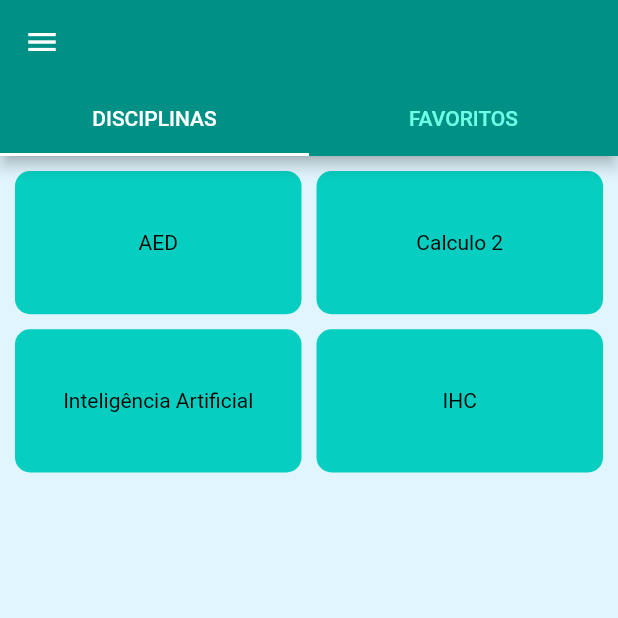
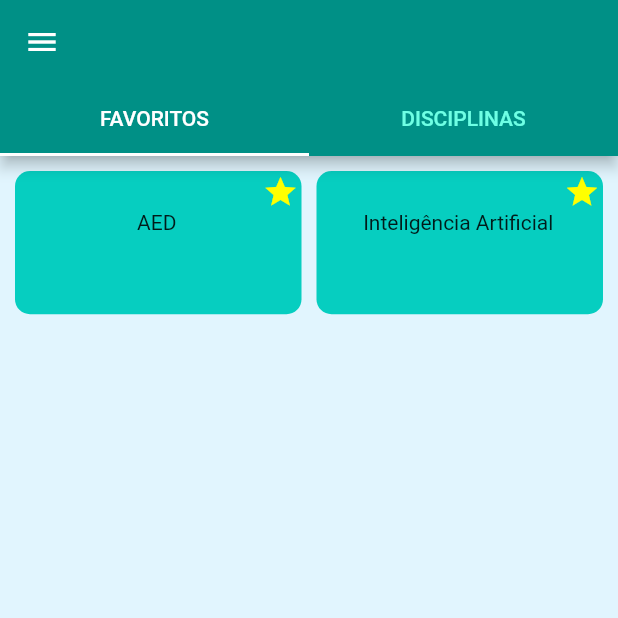
Before and after one commit to evertonrezende/app_monitoria, a Flutter app: the HomePage screen opened directly, in the side drawer, after a tap on "AED", on a phone screen of 412 x 824 dp, the top half of it. Run offline on Flutter 3.47's test engine with Material 2 defaults, Android fonts, the phone set to English and light mode, and no system bars.

Commit message:
fix - Refatorando o código de algumas páginas

```diff
--- a/lib/pages/home_page.dart
+++ b/lib/pages/home_page.dart
@@ -1,7 +1,6 @@
 import 'package:app_distribuida2/widgets/drawer_list.dart';
 import 'package:app_distribuida2/widgets/app_card_materia_favorito.dart';
 import 'package:app_distribuida2/widgets/app_card_materia.dart';
-//import 'package:app_distribuida2/utils/nav.dart';
 import 'package:flutter/material.dart';
 
 class HomePage extends StatelessWidget {
@@ -9,7 +8,6 @@ class HomePage extends StatelessWidget {
   Widget build(BuildContext context) {
     return DefaultTabController(
       length: 2,
-
       child: Scaffold(
         appBar: AppBar(
           //title: Text("Dashboard"),
@@ -22,73 +20,47 @@ class HomePage extends StatelessWidget {
           backgroundColor: Color(0XFF009086),
 
           bottom: TabBar(
-
-              unselectedLabelColor: Color(0XFF6EFFE4), //Cor do texto TabBar sem seleção
-              labelColor: const Color(0XFFFFFFFF), //Cor do texto TabBar com seleção
+              unselectedLabelColor:
+                  Color(0XFF6EFFE4), //Cor do texto TabBar sem seleção
+              labelColor:
+                  const Color(0XFFFFFFFF), //Cor do texto TabBar com seleção
               indicatorColor: Color(0XFFFFFFFF), // Cor da tab selecionada
 
               labelStyle: TextStyle(
                 color: Colors.white,
-
                 //fontWeight: FontWeight.w200,
               ),
               tabs: [
-              Tab(
-                text: "DISCIPLINAS",
-
-              ),
-              Tab(text: "FAVORITOS",),
+                Tab(text: "FAVORITOS"),
+                Tab(text: "DISCIPLINAS"),
               ]),
         ),
-
         drawer: DrawerList(
             // color: Colors.yellow,
 
             ),
-        body: TabBarView(
-          children: [
-          _body(),
-          _bodyFavoritos(
-
-          )
-        ]),
+        body: TabBarView(children: [_bodyFavoritos(), _body()]),
       ),
     );
   }
 
+  // Páginas das disciplinas
   _body() {
-
-        return Container (
-
-              child: Container(
-
-                 decoration: BoxDecoration(
-                 //color: Color(0XFFCEFFE4),
-                  color: Colors.lightBlue[50],
-                 //borderRadius: BorderRadius.circular(10)
-                 ),
-                 child: AppCardMaterias(),
-
-                 )
-
-               );
-
-  } // fim do método _body
-
-  _bodyFavoritos() {
-      return Container (
-
+    return Container(
         child: Container(
       decoration: BoxDecoration(
         color: Colors.lightBlue[50],
-                 //borderRadius: BorderRadius.circular(10)
       ),
-                 child: AppCardMateriasFavorito(),
-
-                 )
-
-               );
+      child: AppCardMaterias(),
+    ));
   }
 
-
+  // Página das disciplinas marcadas como favoritas
+  _bodyFavoritos() {
+    return Container(
+        child: Container(
+      decoration: BoxDecoration(color: Colors.lightBlue[50]),
+      child: AppCardMateriasFavorito(),
+    ));
   }
+}
--- a/lib/pages/login_api.dart
+++ b/lib/pages/login_api.dart
@@ -1,6 +1,4 @@
-
 import 'dart:convert';
-
 import 'package:app_distribuida2/pages/api_response.dart';
 import 'package:app_distribuida2/pages/usuario.dart';
 import 'package:http/http.dart' as http;
--- a/lib/widgets/app_card_materia.dart
+++ b/lib/widgets/app_card_materia.dart
@@ -1,111 +1,51 @@
 import 'package:flutter/material.dart';
 import 'package:app_distribuida2/utils/nav.dart';
 import 'package:app_distribuida2/pages/materias_page.dart';
+
 class AppCardMaterias extends StatelessWidget {
-
   @override
   Widget build(BuildContext context) {
-
     return GridView.count(
       primary: false,
       padding: const EdgeInsets.all(10),
       crossAxisSpacing: 10,
       mainAxisSpacing: 10,
       crossAxisCount: 2,
-        childAspectRatio: 2,  //(itemWidth / itemHeight),
+      childAspectRatio: 2,
+      children:  _getDisciplinas(context),
+    );
+  }
 
-        //color: Colors.lightBlue[50],
-        children: <Widget>[
+  // Lista todas as disciplinas
+  List<Widget> _getDisciplinas(context) {
+    const nomes = ['AED', 'Cálculo II', 'Inteligência Artificial', 'IHC'];
+    var disciplinas = new List<Widget>();
+
+    nomes.forEach((nome) => {
+      disciplinas.add(
         GestureDetector(
-          onTap: (){
-            print("Container clicked");
-            //_onClickNavigator(context);
-             push(context, MateriasPage());
+          onTap: () {
+            push(context, MateriasPage(nome));
           },
-          //onPressed: () => _onClickNavigator(context),
-          child: Container(
+          child:
+          Container(
             decoration: BoxDecoration(
               color: Color(0XFF06CEC0),
-
               borderRadius: BorderRadius.circular(10),
-
             ),
-
             padding: const EdgeInsets.all(8),
             child: new Text(
-              "AED",
+              nome,
               style: new TextStyle(
-              //fontSize: 20.0,
-              //fontWeight: FontWeight.w500,
                 color: Colors.black,
               ),
             ),
             alignment: Alignment.center,
+          ),
+        ))
+    });
 
-          ),
-          ),
-          Container(
-             decoration: BoxDecoration(
-              //color: Colors.lightBlue[200],
-              color: Color(0XFF06CEC0),
-              borderRadius: BorderRadius.circular(10)
-            ),
-            padding: const EdgeInsets.all(8),
-            child: new Text(
-              "Calculo 2",
-              style: new TextStyle(
-              //fontSize: 20.0,
-              //fontWeight: FontWeight.w500,
-              color: Colors.black,
-              ),
-              ),
-            alignment: Alignment.center,
-
-          ),
-          Container(
-             decoration: BoxDecoration(
-              //color: Colors.lightBlue[200],
-              color: Color(0XFF06CEC0),
-              borderRadius: BorderRadius.circular(10)
-            ),
-            padding: const EdgeInsets.all(8),
-            child: new Text(
-              "Inteligência Artificial",
-              style: new TextStyle(
-              //fontSize: 20.0,
-              //fontWeight: FontWeight.w500,
-              color: Colors.black,
-              ),
-             ),
-            alignment: Alignment.center,
-
-          ),
-           Container(
-             decoration: BoxDecoration(
-              //color: Colors.lightBlue[200],
-              color: Color(0XFF06CEC0),
-              borderRadius: BorderRadius.circular(10)
-            ),
-            padding: const EdgeInsets.all(8),
-            child: new Text(
-              "IHC",
-              style: new TextStyle(
-              //fontSize: 20.0,
-              //fontWeight: FontWeight.w500,
-              color: Colors.black,
-              ),
-              ),
-            alignment: Alignment.center,
-
-          ),
-
-        ],
-      );
+    return disciplinas;
   }
 
-  //void _onClickNavigator(BuildContext context, Widget page) async {
-    //String s = await push(context, page);
-   // print("Chamou pagina >> $s");
-  //}
-
 }
--- a/lib/widgets/app_card_materia_favorito.dart
+++ b/lib/widgets/app_card_materia_favorito.dart
@@ -1,33 +1,40 @@
 import 'package:flutter/material.dart';
+import 'package:app_distribuida2/utils/nav.dart';
+import 'package:app_distribuida2/pages/materias_page.dart';
 
 class AppCardMateriasFavorito extends StatelessWidget {
-
   @override
   Widget build(BuildContext context) {
-
     return GridView.count(
       primary: false,
       padding: const EdgeInsets.all(10),
       crossAxisSpacing: 10,
       mainAxisSpacing: 10,
       crossAxisCount: 2,
-        childAspectRatio: 2,  //(itemWidth / itemHeight),
+      childAspectRatio: 2,
+      children: _getDisciplinasFavorias(context),
+    );
+  }
 
-        //color: Colors.lightBlue[50],
-        children: <Widget>[
-          Container(
+  // Lista todas as disciplinas marcadas como favoritas
+  List<Widget> _getDisciplinasFavorias(context) {
+    const nomes = ['AED', 'Inteligência Artificial'];
+    var disciplinas = new List<Widget>();
+
+    nomes.forEach((nome) => {
+          disciplinas.add(GestureDetector(
+            onTap: () {
+              push(context, MateriasPage(nome));
+            },
+            child: Container(
               decoration: BoxDecoration(
-              //color: Colors.lightBlue[200],
                   color: Color(0XFF06CEC0),
-              borderRadius: BorderRadius.circular(10)
-            ),
-            //padding: const EdgeInsets.all(5),
-            padding: const EdgeInsets.only(top: 2, right: 2), //Container da disciplina favoritas
+                  borderRadius: BorderRadius.circular(10)),
+              padding: const EdgeInsets.only(top: 2, right: 2),
               child: Container(
                 child: Column(
                   children: <Widget>[
                     Container(
-                                 //padding: const EdgeInsets.only(bottom:1),
                       alignment: Alignment.topRight,
                       child: Icon(
                         Icons.star,
@@ -35,65 +42,23 @@ class AppCardMateriasFavorito extends StatelessWidget {
                       ),
                     ),
                     Container(
-                              padding: const EdgeInsets.only(bottom:8, left:5, right: 5),
+                      padding:
+                          const EdgeInsets.only(bottom: 8, left: 5, right: 5),
                       alignment: Alignment.center,
                       child: Text(
-                                'AED',
-                                 maxLines: 2, //limita o texto em duas linhas
+                        nome,
+                        maxLines: 2,
                         overflow: TextOverflow.ellipsis,
                         style: TextStyle(fontSize: 14),
                       ),
-
                     ),
-
                   ],
                 ),
-            //child: const Text("AED"),
-            ),
-           // alignment: Alignment.center,
-
-          ),
-         Container(
-            decoration: BoxDecoration(
-             // color: Colors.lightBlue[200],
-               color: Color(0XFF06CEC0),
-              borderRadius: BorderRadius.circular(10)
-            ),
-
-            padding: const EdgeInsets.only(top: 2, right: 2), //Container da disciplina favoritas
-            child: Container(
-              child: Column(
-                children: <Widget>[
-                            Container(
-                                 padding: const EdgeInsets.only(bottom:8),
-                                 alignment: Alignment.topRight,
-                                 child: Icon(
-                                   Icons.star,
-                                   color: Colors.yellowAccent,
               ),
             ),
-                            Container(
-                              alignment: Alignment.center,
-                              padding: const EdgeInsets.only(bottom:8, left:5, right: 5),
-                              child: Text(
-                                'Aplicações Distribuídas',
-                                maxLines: 2, //limita o texto em duas linhas
-                                overflow: TextOverflow.ellipsis, //coloca os 3 pontinhos se caso ultrapassar a quantidade de caractes das 2 linhas
-                                style: TextStyle(fontSize: 14),
-                                ),
+          ))
+        });
 
-                            ),
-
-                          ],
-              ),
-
-            ),
-
-
-          ),
-        ],
-      );
+    return disciplinas;
   }
-
-
 }
--- a/lib/widgets/drawer_list.dart
+++ b/lib/widgets/drawer_list.dart
@@ -1,56 +1,39 @@
-
 import 'package:flutter/material.dart';
 import 'package:app_distribuida2/utils/nav.dart';
 import 'package:app_distribuida2/pages/login_page.dart';
 
-class  DrawerList extends StatelessWidget {
+class DrawerList extends StatelessWidget {
   @override
   Widget build(BuildContext context) {
     return Drawer(
-
         child: ListView(
       children: <Widget>[
-          ListTile(
-            title: Text("Olá Fulano",),
+        _createOption("Olá Fulano", () {Navigator.pop(context);}),
+        Divider(),
+        _createOption("MINHAS DÚVIDAS", () {Navigator.pop(context);}, Icon(Icons.help)),
+        _createOption("MONITORES", () {Navigator.pop(context);}, Icon(Icons.people)),
+        Divider(),
+        _createOption("SAIR", () {_onClickLogout(context);}, Icon(Icons.exit_to_app))
+      ],
+    ));
+  }
+
+  // Retorna um item do menu formatado
+  ListTile _createOption(text, Function work, [Icon icon]) {
+    return ListTile(
+          leading: icon,
+          title: Text(
+            text,
+          ),
           onTap: () {
-              print("Item1");
-              Navigator.pop(context);
+            work();
           },
-
-          ),
-           Divider(),
-           ListTile(
-            leading: Icon(Icons.help),
-            title: Text("MINHAS DÚVIDAS",),
-            onTap: () {
-              print("Item2");
-              Navigator.pop(context);
-            },
-
-          ),
-           ListTile(
-            leading: Icon(Icons.people),
-            title: Text("MONITORES",),
-            onTap: () {
-              print("Item3");
-              Navigator.pop(context);
-            },
-
-          ),
-          Divider(),
-            ListTile(
-            leading: Icon(Icons.exit_to_app),
-            title: Text("SAIR",),
-            onTap: () => _onClickLogout(context),
-
-          )
-        ],
-      )
         );
   }
-}
 
+  // Desloga o usuário da aplicação
   _onClickLogout(BuildContext context) {
     Navigator.pop(context);
     push(context, LoginPage());
   }
+}
```
Also changed, not shown: lib/pages/login_page.dart (+16 -54 lines), lib/pages/materias_page.dart (+38 -58 lines). Lines whose indentation alone changed are shown as unchanged.
